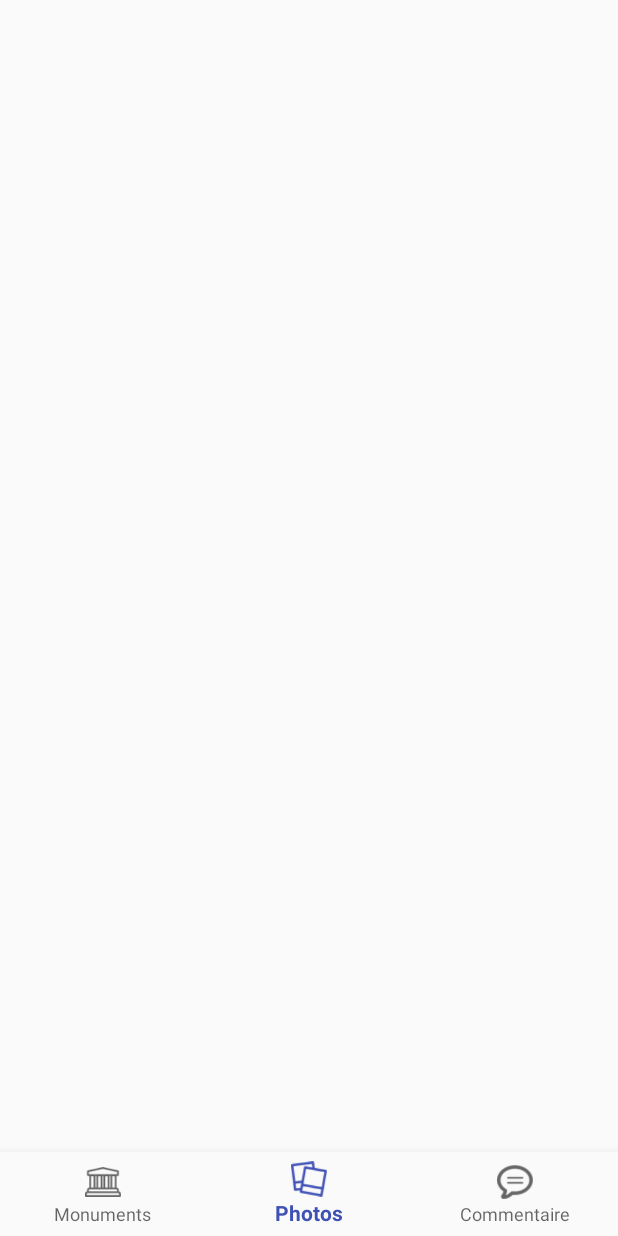
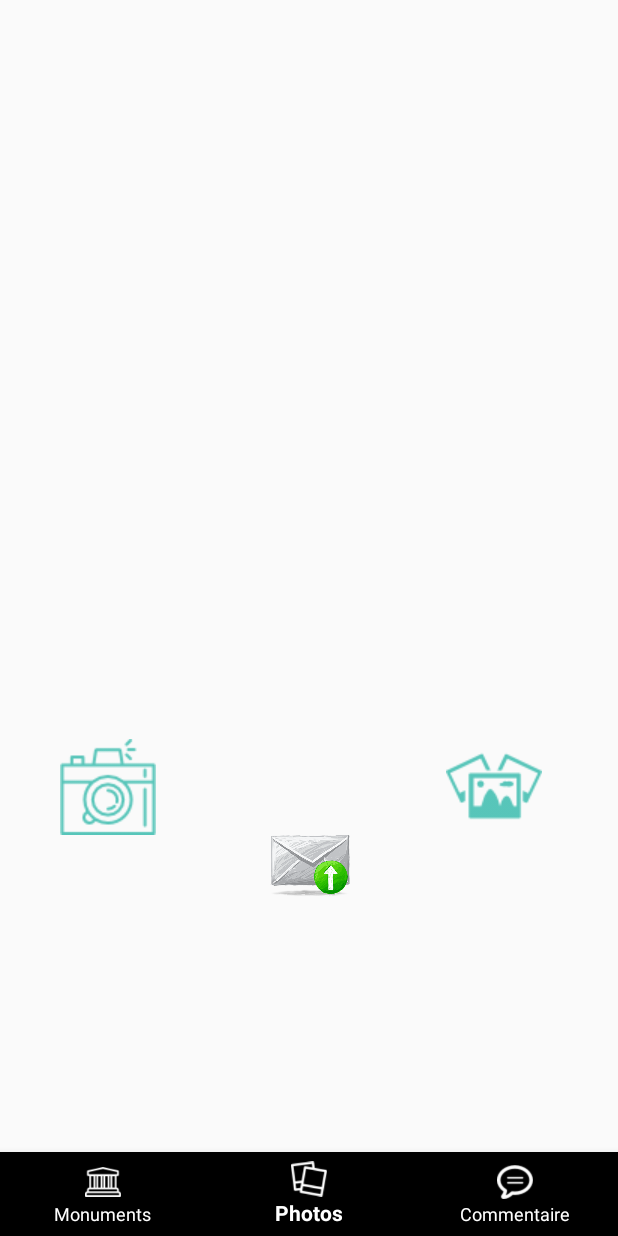
Before and after one commit to WildCodeSchool/android_hackathon3_patrimoine, an Android app: the DescriptionActivity screen opened directly, with no data from a screen before it, item 2 of the bottom bar chosen, on a phone screen of 412 x 824 dp. Run offline under Robolectric (Android 15) with nearby library versions, the phone set to English and light mode, and no system bars; our stand-ins replace Firebase (no records; nobody signed in at launch, a user with empty details on screens opened directly); libraries missing offline, so code that uses them is left out: com.google.api.client, com.octo.android; 3 statements that could not run were skipped.

Commit message:
camera/prise de photo dans la gallerie, non achev

```diff
--- /dev/null
+++ b/app/src/main/java/patrimoine/wcs/fr/toulousemonuments/AddPhotos.java
@@ -0,0 +1,372 @@
+package patrimoine.wcs.fr.toulousemonuments;
+
+import android.app.AlertDialog;
+import android.app.ProgressDialog;
+import android.content.ContentResolver;
+import android.content.DialogInterface;
+import android.content.Intent;
+import android.content.pm.PackageManager;
+import android.graphics.Bitmap;
+import android.graphics.Matrix;
+import android.net.Uri;
+import android.os.Bundle;
+import android.os.Environment;
+import android.provider.MediaStore;
+import android.support.annotation.NonNull;
+import android.support.v4.app.Fragment;
+import android.support.v4.content.FileProvider;
+import android.view.LayoutInflater;
+import android.view.View;
+import android.view.ViewGroup;
+import android.webkit.MimeTypeMap;
+import android.widget.EditText;
+import android.widget.ImageButton;
+import android.widget.ImageView;
+import android.widget.Toast;
+
+import com.google.android.gms.tasks.OnFailureListener;
+import com.google.android.gms.tasks.OnSuccessListener;
+
+import com.google.firebase.database.DatabaseReference;
+import com.google.firebase.database.FirebaseDatabase;
+import com.google.firebase.storage.FirebaseStorage;
+import com.google.firebase.storage.OnProgressListener;
+import com.google.firebase.storage.StorageReference;
+import com.google.firebase.storage.UploadTask;
+
+import java.io.ByteArrayOutputStream;
+import java.io.File;
+import java.io.IOException;
+import java.text.SimpleDateFormat;
+import java.util.Date;
+
+import patrimoine.wcs.fr.toulousemonuments.models.MonumentModel;
+
+import static android.app.Activity.RESULT_OK;
+import static android.support.v4.content.PermissionChecker.checkSelfPermission;
+import static patrimoine.wcs.fr.toulousemonuments.R.id.imageView;
+
+public class AddPhotos extends BaseFragment implements View.OnClickListener{
+
+    //private StorageReference mStorageRef;
+    private static final int PICK_IMAGE_REQUEST=255;
+    private static final int REQUEST_IMAGE_CAPTURE = 234;
+
+    ImageView showPhoto;
+    private Uri imageUri;
+    private ImageButton buttonTakePicture;
+    private ImageButton buttonSelectFromGallery;
+    private ImageView buttonUpload, buttonRotate;
+    private String mCurrentPhotoPath;
+    private StorageReference mStorageRef;
+    private EditText mEditTextLegende;
+
+
+    private String uploadId;
+    private String legend;
+    private String urlSock;
+    private String idUser;
+    private String displayName;
+    public Bitmap bitmapOrg;
+    private static int position;
+    private static MonumentModel monumentModel;
+
+
+
+    private DatabaseReference mDatabase;
+
+    public AddPhotos(int mPosition, MonumentModel mMonumentModel) {
+        super(mPosition, mMonumentModel);
+        position = mPosition;
+        monumentModel = mMonumentModel;
+    }
+
+    public AddPhotos(){
+        super (0,null);
+
+    }
+
+    public static AddPhotos newInstance() {
+        AddPhotos fragment = new AddPhotos(position,monumentModel);
+        return fragment;
+    }
+
+    @Override
+    public void onCreate(Bundle savedInstanceState) {
+        super.onCreate(savedInstanceState);
+    }
+
+    @Override
+    public View onCreateView(LayoutInflater inflater, ViewGroup container,
+                             Bundle savedInstanceState) {
+        mStorageRef= FirebaseStorage.getInstance().getReference();
+        mDatabase = FirebaseDatabase.getInstance().getReference(Constants.DATABASE_PATH_SOCKS);
+        View view = inflater.inflate(R.layout.fragment_add_photos, container, false);
+
+        showPhoto = (ImageView) view.findViewById(imageView);
+        buttonSelectFromGallery = (ImageButton) view.findViewById(R.id.galleryButton);
+        buttonTakePicture=(ImageButton) view.findViewById(R.id.cameraButton);
+        buttonUpload=(ImageView) view.findViewById(R.id.buttonUpload);
+        buttonRotate=(ImageView) view.findViewById(R.id.rotateButton);
+        mEditTextLegende = (EditText) view.findViewById(R.id.editsockName);
+        uploadId = mDatabase.push().getKey();
+
+        buttonTakePicture.setOnClickListener(this);
+        buttonSelectFromGallery.setOnClickListener(this);
+        buttonUpload.setOnClickListener(this);
+        buttonRotate.setOnClickListener(this);
+
+        buttonRotate.setClickable(false);
+
+
+        return view;
+    }
+
+
+
+    private void openGallery() {
+        Intent gallery = new Intent();
+
+        gallery.setType("image/*");
+
+        gallery.setAction(Intent.ACTION_GET_CONTENT);
+        startActivityForResult(Intent.createChooser(gallery, "Select Picture"), PICK_IMAGE_REQUEST);
+
+
+    }
+
+    private void dispatchTakePictureIntent() {
+
+
+
+        Intent takePictureIntent = new Intent(MediaStore.ACTION_IMAGE_CAPTURE);
+        /**Ensure there is a camera activity to handle the Intent*/
+        if (takePictureIntent.resolveActivity(getActivity().getPackageManager()) != null) {
+            startActivityForResult(takePictureIntent, REQUEST_IMAGE_CAPTURE);
+
+            /** Create the file where the photo should go
+             */
+            File photoFile=null;
+            try {
+                photoFile = createImageFile();
+            } catch (IOException ex) {
+                //Error occurred while creating the File
+            }
+            // Continue only if the File was successfully created
+          /*  if (photoFile != null) {
+                imageUri = FileProvider.getUriForFile(getActivity(),"com.example.android.fileprovider", photoFile);
+                takePictureIntent.putExtra(MediaStore.EXTRA_OUTPUT, imageUri);
+
+            }*/
+
+
+        }
+    }
+
+    @Override
+    public void onActivityResult(int requestCode, int resultCode, Intent data) {
+        super.onActivityResult(requestCode, resultCode,data);
+        buttonRotate.setClickable(true);
+        if (resultCode == RESULT_OK && requestCode == PICK_IMAGE_REQUEST) {
+
+            imageUri = data.getData();
+
+            try {
+                bitmapOrg = MediaStore.Images.Media.getBitmap(getActivity().getContentResolver(), imageUri);
+                bitmapOrg = getResizedBitmap(bitmapOrg,300,300);
+                showPhoto.setImageBitmap(bitmapOrg);
+
+            } catch (IOException e) {
+                e.printStackTrace();
+            }
+        }
+
+        if (requestCode == REQUEST_IMAGE_CAPTURE && resultCode == RESULT_OK) {
+
+            imageUri = data.getData();
+            Bundle extras = data.getExtras();
+
+            bitmapOrg = (Bitmap) extras.get("data");
+            bitmapOrg = getResizedBitmap(bitmapOrg,300,300);
+            showPhoto.setImageBitmap(bitmapOrg);
+
+
+            galleryAddPic();
+            return;
+        }
+    }
+
+
+    private File createImageFile() throws IOException {
+        // Create an image file name
+        String sdf = new SimpleDateFormat("yyyyMMdd_HHmmss").format(new Date());
+        String imageFileName = "JPEG_" + sdf + "_";
+        File storageDir = getActivity().getExternalFilesDir(Environment.DIRECTORY_PICTURES);
+        File image = File.createTempFile(
+                imageFileName,  /* prefix */
+                ".jpg",         /* suffix */
+                storageDir      /* directory */
+        );
+
+        // Save a file: path for use with ACTION_VIEW intents
+        mCurrentPhotoPath = image.getAbsolutePath();
+        return image;
+    }
+    private void galleryAddPic() {
+        Intent mediaScanIntent = new Intent(Intent.ACTION_MEDIA_SCANNER_SCAN_FILE);
+        File f = new File(mCurrentPhotoPath);
+        Uri contentUri = Uri.fromFile(f);
+        mediaScanIntent.setData(contentUri);
+        getActivity().sendBroadcast(mediaScanIntent);
+    }
+
+    public String getFileExtension(Uri uri) {
+        ContentResolver cR = getActivity().getContentResolver();
+        MimeTypeMap mime = MimeTypeMap.getSingleton();
+        return mime.getExtensionFromMimeType(cR.getType(uri));
+    }
+
+
+
+    private void uploadFile(){
+
+        final ProgressDialog progressDialog = new ProgressDialog(getActivity());
+        progressDialog.setMessage("Chargement en cours...");
+        progressDialog.show();
+
+        final ByteArrayOutputStream baos = new ByteArrayOutputStream();
+        bitmapOrg.compress(Bitmap.CompressFormat.JPEG, 100, baos);
+        byte[] data = baos.toByteArray();
+        StorageReference picRef = mStorageRef.child(Constants.STORAGE_PATH_UPLOADS + uploadId );
+        UploadTask uploadTask = picRef.putBytes(data);
+        uploadTask.addOnFailureListener(new OnFailureListener() {
+            @Override
+            public void onFailure(@NonNull Exception exception) {
+                // Handle unsuccessful uploads
+            }
+        }).addOnSuccessListener(new OnSuccessListener<UploadTask.TaskSnapshot>() {
+            @Override
+            public void onSuccess(UploadTask.TaskSnapshot taskSnapshot) {
+                // taskSnapshot.getMetadata() contains file metadata such as size, content-type, and download URL.
+                progressDialog.dismiss();
+                Toast.makeText(getActivity(), "Upload successfull", Toast.LENGTH_LONG);
+
+                //adding an upload to firebase database
+
+                urlSock = taskSnapshot.getDownloadUrl().toString();
+
+            }
+        }).addOnProgressListener(new OnProgressListener<UploadTask.TaskSnapshot>() {
+            @Override
+            public void onProgress(UploadTask.TaskSnapshot taskSnapshot) {
+                double progress = (100.0 * taskSnapshot.getBytesTransferred()) / taskSnapshot.getTotalByteCount();
+                progressDialog.setMessage("Uploaded :" + (int) progress + "%");
+            }
+        });
+
+
+    }
+
+    public Bitmap getResizedBitmap(Bitmap bm, int newWidth, int newHeight) {
+        int width = bm.getWidth();
+        int height = bm.getHeight();
+        float scaleWidth = ((float) newWidth) / width;
+        float scaleHeight = ((float) newHeight) / height;
+        // CREATE A MATRIX FOR THE MANIPULATION
+        Matrix matrix = new Matrix();
+        // RESIZE THE BIT MAP
+        float scale = Math.min(scaleHeight,scaleWidth);
+        matrix.postScale(scale, scale);
+
+        // "RECREATE" THE NEW BITMAP
+        Bitmap resizedBitmap = Bitmap.createBitmap(
+                bm, 0, 0, width, height, matrix, false);
+        bm.recycle();
+        return resizedBitmap;
+    }
+
+    public Bitmap rotateBitmap(){
+        Matrix matrix = new Matrix();
+        matrix.setRotate(Constants.BITMAP_ROTATE);
+        bitmapOrg = Bitmap.createBitmap(bitmapOrg, 0, 0, bitmapOrg.getWidth(),bitmapOrg.getHeight(), matrix, true);
+        showPhoto.setImageBitmap(bitmapOrg);
+        return bitmapOrg;
+    }
+
+    @Override
+    public void onRequestPermissionsResult(int requestCode, @NonNull String[] permissions, @NonNull int[] grantResults) {
+        super.onRequestPermissionsResult(requestCode, permissions, grantResults);
+        if (requestCode == Constants.MY_REQUEST_CODE) {
+            if (grantResults[0] == PackageManager.PERMISSION_GRANTED) {
+                dispatchTakePictureIntent();
+            }
+            else {
+                // Your app will not have this permission. Turn off all functions
+                // that require this permission or it will force close like your
+                // original question
+            }
+        }
+    }
+    @Override
+    public void onClick(View v) {
+        if (v == buttonTakePicture) {
+            if (checkSelfPermission(getActivity(), android.Manifest.permission.CAMERA)
+                    != PackageManager.PERMISSION_GRANTED) {
+
+                requestPermissions(new String[]{android.Manifest.permission.CAMERA},
+                        Constants.MY_REQUEST_CODE);
+            }else{
+                dispatchTakePictureIntent();
+            }
+        }
+        if (v == buttonSelectFromGallery) {
+            openGallery();
+        }
+
+        if(v==buttonRotate){
+            rotateBitmap();
+        }
+       /* if (v == buttonUpload) {
+            legend=mEditTextLegende.getText().toString().trim();
+            mChaussette.setmLegende(legend);
+            uploadFile();
+            AlertDialog.Builder builder = new AlertDialog.Builder(getActivity());
+            builder.setTitle(R.string.pick_category)
+                    .setItems(R.array.colors_array, new DialogInterface.OnClickListener() {
+                        public void onClick(DialogInterface dialog, int which) {
+                            switch (which){
+                                case 0:
+                                    mChaussette.setmCategory(Constants.DATABASE_PATH_CATEGORY_1);
+                                    mDatabase.child(Constants.DATABASE_PATH_CATEGORY).child(Constants.DATABASE_PATH_CATEGORY_1).child(mChaussette.getmIdChaussette()).setValue(mChaussette);
+                                    mDatabase.child(Constants.DATABASE_PATH_ALL_UPLOADS).child(uploadId).setValue(mChaussette);
+                                    mDatabase.child(mChaussette.getmIdUser()).child(Constants.DATABASE_PATH_UPLOADS).child(mChaussette.getmIdChaussette()).setValue(mChaussette);
+                                    break;
+                                case 1:
+                                    mChaussette.setmCategory(Constants.DATABASE_PATH_CATEGORY_2);
+                                    mDatabase.child(Constants.DATABASE_PATH_CATEGORY).child(Constants.DATABASE_PATH_CATEGORY_2).child(mChaussette.getmIdChaussette()).setValue(mChaussette);
+                                    mDatabase.child(Constants.DATABASE_PATH_ALL_UPLOADS).child(uploadId).setValue(mChaussette);
+                                    mDatabase.child(mChaussette.getmIdUser()).child(Constants.DATABASE_PATH_UPLOADS).child(mChaussette.getmIdChaussette()).setValue(mChaussette);
+                                    break;
+                                case 2:
+                                    mChaussette.setmCategory(Constants.DATABASE_PATH_CATEGORY_3);
+                                    mDatabase.child(Constants.DATABASE_PATH_CATEGORY).child(Constants.DATABASE_PATH_CATEGORY_3).child(mChaussette.getmIdChaussette()).setValue(mChaussette);
+                                    mDatabase.child(Constants.DATABASE_PATH_ALL_UPLOADS).child(uploadId).setValue(mChaussette);
+                                    mDatabase.child(mChaussette.getmIdUser()).child(Constants.DATABASE_PATH_UPLOADS).child(mChaussette.getmIdChaussette()).setValue(mChaussette);
+                                    break;
+                                default:
+                                    mDatabase.child(Constants.DATABASE_PATH_ALL_UPLOADS).child(uploadId).setValue(mChaussette);
+                                    mDatabase.child(mChaussette.getmIdUser()).child(Constants.DATABASE_PATH_UPLOADS).child(mChaussette.getmIdChaussette()).setValue(mChaussette);
+                                    break;
+                            }
+                        }
+                    });
+            builder.show();
+            mEditTextLegende.setEnabled(false);
+
+        } */
+
+    }
+
+
+
+}
--- a/app/src/main/java/patrimoine/wcs/fr/toulousemonuments/DescriptionActivity.java
+++ b/app/src/main/java/patrimoine/wcs/fr/toulousemonuments/DescriptionActivity.java
@@ -3,6 +3,7 @@ package patrimoine.wcs.fr.toulousemonuments;
 import android.content.Intent;
 import android.support.annotation.NonNull;
 import android.support.design.widget.BottomNavigationView;
+import android.support.v4.app.FragmentTransaction;
 import android.support.v7.app.AppCompatActivity;
 import android.os.Bundle;
 import android.view.MenuItem;
@@ -29,6 +30,7 @@ public class DescriptionActivity extends AppCompatActivity {
     private SpiceManager mSpiceManager;
     private int mPosition;
     private MonumentModel mMonument;
+    private boolean isNavigationDescriptionSelected = true;
 
     @Override
     protected void onCreate(Bundle savedInstanceState) {
@@ -49,12 +51,16 @@ public class DescriptionActivity extends AppCompatActivity {
             public boolean onNavigationItemSelected(@NonNull MenuItem item) {
                 switch (item.getItemId()){
                     case R.id.navigation_description:
+                        isNavigationDescriptionSelected = true;
                         DescriptionFragment desciptionFragment = new DescriptionFragment(mPosition, mMonument);
                         loadFragment(desciptionFragment);
                         return true;
                     case R.id.navigation_picture:
+                        isNavigationDescriptionSelected = false;
+                        loadFragment(AddPhotos.newInstance());
                         return true;
                     case R.id.navigation_comment:
+                        isNavigationDescriptionSelected = false;
                         CommentFragment commentFragment = new CommentFragment(mPosition, mMonument);
                         loadFragment(commentFragment);
                         return true;
@@ -100,8 +106,11 @@ public class DescriptionActivity extends AppCompatActivity {
         @Override
         public void onRequestSuccess(MonumentModel monument) {
             mMonument = monument;
-            DescriptionFragment desciptionFragment = new DescriptionFragment(mPosition, mMonument);
-            loadFragment(desciptionFragment);
+            if(isNavigationDescriptionSelected) {
+
+                DescriptionFragment desciptionFragment = new DescriptionFragment(mPosition, mMonument);
+                loadFragment(desciptionFragment);
+            }
 
         }
     }
--- a/app/src/main/res/layout/activity_description.xml
+++ b/app/src/main/res/layout/activity_description.xml
@@ -22,6 +22,11 @@
         android:layout_height="wrap_content"
         android:layout_gravity="bottom"
         android:background="?android:attr/windowBackground"
+
+        app:itemTextColor="@color/white"
+        app:itemIconTint="@color/white"
+        app:itemBackground="@color/black"
+
         app:menu="@menu/navigation" />
 
 </LinearLayout>
--- /dev/null
+++ b/app/src/main/res/layout/fragment_add_photos.xml
@@ -0,0 +1,161 @@
+<FrameLayout xmlns:android="http://schemas.android.com/apk/res/android"
+    xmlns:app="http://schemas.android.com/apk/res-auto"
+    xmlns:tools="http://schemas.android.com/tools"
+    android:layout_width="match_parent"
+    android:layout_height="match_parent"
+    android:measureAllChildren="true">
+
+    <android.support.constraint.ConstraintLayout
+        android:layout_width="match_parent"
+        android:layout_height="match_parent"
+        tools:context="patrimoine.wcs.fr.toulousemonuments.AddPhotos">
+        >
+
+
+        <TextView
+            android:id="@+id/newSocks"
+            android:layout_width="wrap_content"
+            android:layout_height="wrap_content"
+            android:layout_gravity="center_horizontal"
+            android:layout_marginLeft="8dp"
+            android:layout_marginRight="8dp"
+            android:textSize="16sp"
+            android:textStyle="bold"
+            app:layout_constraintLeft_toLeftOf="parent"
+            app:layout_constraintRight_toRightOf="parent"
+            app:layout_constraintTop_toTopOf="parent"
+            android:layout_marginStart="8dp"
+            android:layout_marginEnd="8dp"
+            app:layout_constraintHorizontal_bias="0.501" />
+
+        <ImageButton
+            android:id="@+id/galleryButton"
+            android:layout_width="75dp"
+            android:src="@drawable/album"
+
+            android:layout_height="69dp"
+            android:layout_gravity="bottom"
+            android:background="@android:color/transparent"
+            android:layout_marginStart="8dp"
+            android:layout_marginEnd="42dp"
+            android:layout_marginRight="42dp"
+            app:layout_constraintRight_toRightOf="parent"
+            app:layout_constraintLeft_toRightOf="@+id/rotateButton"
+            android:layout_marginLeft="8dp"
+            app:layout_constraintTop_toTopOf="parent"
+            android:layout_marginTop="8dp"
+            app:layout_constraintBottom_toBottomOf="parent"
+            android:layout_marginBottom="8dp"
+            app:layout_constraintHorizontal_bias="0.974"
+            app:layout_constraintVertical_bias="0.705" />
+
+
+        <android.support.design.widget.TextInputLayout
+            android:id="@+id/textInputName"
+            android:layout_width="wrap_content"
+            android:layout_height="wrap_content"
+            android:layout_marginBottom="8dp"
+            android:layout_marginTop="8dp"
+            app:layout_constraintBottom_toBottomOf="parent"
+            app:layout_constraintHorizontal_bias="0.36"
+            app:layout_constraintLeft_toLeftOf="parent"
+            app:layout_constraintRight_toRightOf="parent"
+            app:layout_constraintTop_toTopOf="parent"
+            app:layout_constraintVertical_bias="0.896">
+        <EditText
+            android:id="@+id/editsockName"
+            android:layout_width="wrap_content"
+            android:layout_height="wrap_content"
+            android:layout_gravity="bottom"
+            android:ems="10"
+            android:hint=""
+            android:visibility="gone"
+            android:inputType="textPersonName"
+            tools:layout_editor_absoluteY="533dp"
+            tools:layout_editor_absoluteX="39dp" />
+        </android.support.design.widget.TextInputLayout>
+
+        <ImageView
+            android:id="@+id/imageView"
+            android:layout_width="406dp"
+            android:layout_height="275dp"
+            android:layout_gravity="center_horizontal"
+            android:scaleType="centerCrop"
+            android:layout_marginRight="8dp"
+            app:layout_constraintRight_toRightOf="parent"
+            android:layout_marginLeft="8dp"
+            app:layout_constraintLeft_toLeftOf="parent"
+            app:layout_constraintTop_toTopOf="parent"
+            android:layout_marginTop="8dp"
+            tools:layout_editor_absoluteX="-125dp" />
+
+        <ImageButton
+            android:id="@+id/cameraButton"
+            android:layout_width="75dp"
+            android:layout_height="70dp"
+            android:layout_gravity="bottom"
+            android:background="@android:color/transparent"
+            android:layout_marginStart="52dp"
+            android:layout_marginEnd="8dp"
+            android:layout_marginLeft="52dp"
+            app:layout_constraintLeft_toLeftOf="parent"
+            app:layout_constraintTop_toTopOf="parent"
+            android:src="@drawable/photo_camera"
+            android:layout_marginTop="8dp"
+            app:layout_constraintBottom_toBottomOf="parent"
+            android:layout_marginBottom="8dp"
+            app:layout_constraintVertical_bias="0.706"
+            app:layout_constraintRight_toLeftOf="@+id/rotateButton"
+            android:layout_marginRight="8dp"
+            app:layout_constraintHorizontal_bias="0.434" />
+
+        <ImageView
+            android:id="@+id/rotateButton"
+
+            android:layout_width="53dp"
+            android:layout_height="46dp"
+            android:layout_marginStart="48dp"
+            android:layout_marginEnd="8dp"
+            app:layout_constraintTop_toTopOf="parent"
+            android:layout_marginTop="472dp"
+            android:layout_marginRight="8dp"
+            app:layout_constraintRight_toRightOf="parent"
+            android:layout_marginLeft="48dp"
+            app:layout_constraintLeft_toLeftOf="parent"
+            app:layout_constraintHorizontal_bias="0.149"
+            app:layout_constraintBottom_toBottomOf="parent"
+            android:layout_marginBottom="8dp" />
+
+
+        <ImageView
+            android:id="@+id/buttonUpload"
+            android:layout_width="53dp"
+            android:layout_height="60dp"
+            app:layout_constraintBottom_toBottomOf="parent"
+            android:layout_marginBottom="131dp"
+            android:layout_marginRight="8dp"
+            android:src="@drawable/send"
+
+            app:layout_constraintRight_toRightOf="parent"
+            android:layout_marginStart="8dp"
+            android:layout_marginEnd="8dp"
+            android:layout_marginLeft="8dp"
+            app:layout_constraintLeft_toLeftOf="parent"
+            app:layout_constraintHorizontal_bias="0.501"
+            app:layout_constraintTop_toTopOf="parent"
+            android:layout_marginTop="8dp"
+            app:layout_constraintVertical_bias="0.948" />
+    </android.support.constraint.ConstraintLayout>
+
+    <!--
+    <ImageView
+        android:id="@+id/imageViewFrame"
+        android:layout_marginTop="120dp"
+        android:layout_gravity="left"
+        android:layout_width="wrap_content"
+        android:layout_height="wrap_content"
+        android:src="@mipmap/frame_shape2"/>
+        -->
+
+
+</FrameLayout>
--- a/app/src/main/res/menu/navigation.xml
+++ b/app/src/main/res/menu/navigation.xml
@@ -1,5 +1,6 @@
 <?xml version="1.0" encoding="utf-8"?>
 <menu xmlns:android="http://schemas.android.com/apk/res/android">
+
 
     <item
         android:id="@+id/navigation_description"
@@ -9,7 +10,8 @@
     <item
         android:id="@+id/navigation_picture"
         android:icon="@drawable/photos_icon"
-        android:title="@string/photo" />
+        android:title="@string/photo"
+        />
 
     <item
         android:id="@+id/navigation_comment"
--- a/app/src/main/res/values/colors.xml
+++ b/app/src/main/res/values/colors.xml
@@ -4,4 +4,5 @@
     <color name="colorPrimaryDark">#303F9F</color>
     <color name="colorAccent">#FF4081</color>
     <color name="white">#FFFF</color>
+    <color name="black">#000</color>
 </resources>
```
Also changed, not shown: app/src/main/AndroidManifest.xml (+10 -1 lines), app/src/main/java/patrimoine/wcs/fr/toulousemonuments/Constants.java (added, +35 -0 lines), app/build.gradle (line endings or trailing spaces), app/src/main/res/drawable/album.png (added), app/src/main/res/drawable/photo_camera.png (added), app/src/main/res/drawable/send.png (added).
